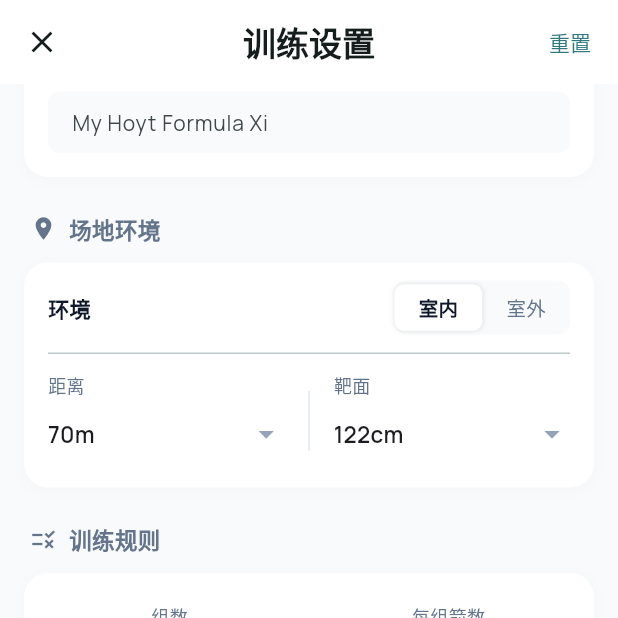
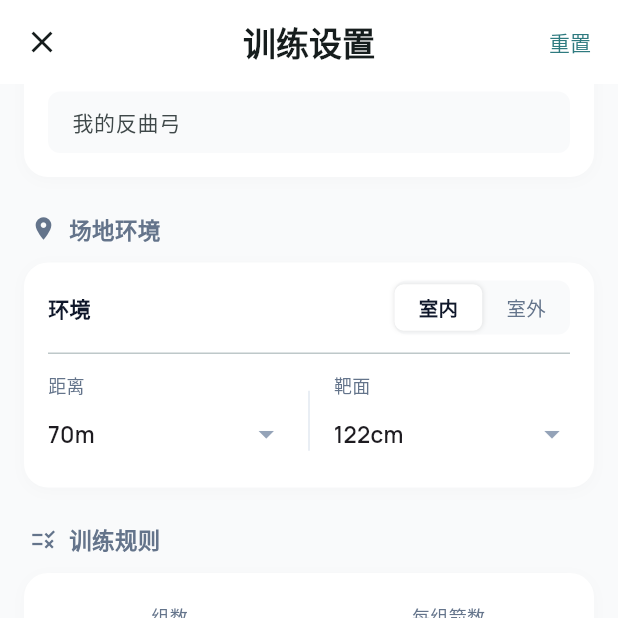
Before and after one commit to BinGess/archerypro, a Flutter app: the screen it shows after launch, item 2 of the bottom bar chosen, scrolled down 129 dp, after a tap on the "add" icon, on a phone screen of 412 x 824 dp, the top half of it. Run offline on Flutter 3.47's test engine with Material 3 defaults, Android fonts, the phone set to English and light mode, and no system bars; our stand-ins replace fl_chart, flutter_riverpod, google_fonts, hive, hive_flutter; accounts and stored records are empty.

Commit message:
将英文字符都换成中文的

```diff
--- a/lib/main.dart
+++ b/lib/main.dart
@@ -136,7 +136,25 @@
           elevation: 0,
           items: const [
             BottomNavigationBarItem(icon: Icon(Icons.history), label: '历史'),
-            BottomNavigationBarItem(icon: Icon(Icons.add_circle, size: 32), label: '添加'),
+            BottomNavigationBarItem(
+              icon: SizedBox(
+                width: 44,
+                height: 44,
+                child: DecoratedBox(
+                  decoration: BoxDecoration(color: AppColors.primary, shape: BoxShape.circle),
+                  child: Icon(Icons.add, color: Colors.white),
+                ),
+              ),
+              activeIcon: SizedBox(
+                width: 44,
+                height: 44,
+                child: DecoratedBox(
+                  decoration: BoxDecoration(color: AppColors.primary, shape: BoxShape.circle),
+                  child: Icon(Icons.add, color: Colors.white),
+                ),
+              ),
+              label: '添加',
+            ),
             BottomNavigationBarItem(icon: Icon(Icons.analytics_outlined), label: '统计'),
           ],
         ),
--- a/lib/screens/analysis_screen.dart
+++ b/lib/screens/analysis_screen.dart
@@ -279,7 +279,7 @@
             ),
             const SizedBox(height: 16),
             Text(
-              'Complete more training sessions to receive personalized AI insights',
+              '完成更多训练以获取个性化AI分析',
               style: TextStyle(fontSize: 13, color: Colors.grey.shade500),
               textAlign: TextAlign.center,
             ),
--- a/lib/screens/dashboard_screen.dart
+++ b/lib/screens/dashboard_screen.dart
@@ -241,6 +241,30 @@
     required int arrowCount,
     required VoidCallback onTap,
   }) {
+    // 处理日期显示，适应中文格式
+    String monthPart = '';
+    String dayPart = '';
+
+    if (date.contains('月')) {
+       final parts = date.split('月');
+       if (parts.length >= 2) {
+         monthPart = '${parts[0]}月';
+         dayPart = parts[1];
+       } else {
+         monthPart = date;
+       }
+    } else if (date.contains(' ')) {
+      final parts = date.split(' ');
+      if (parts.length >= 2) {
+        monthPart = parts[0];
+        dayPart = parts[1];
+      } else {
+        monthPart = date;
+      }
+    } else {
+      monthPart = date;
+    }
+
     return GestureDetector(
       onTap: onTap,
       child: ArcheryCard(
@@ -257,11 +281,11 @@
               child: Column(
                 children: [
                   Text(
-                    date.split(' ')[0], // MMM
+                    monthPart,
                     style: TextStyle(fontSize: 10, fontWeight: FontWeight.bold, color: isHighRecord ? AppColors.accentGold : Colors.grey.shade600),
                   ),
                   Text(
-                    date.split(' ')[1], // dd
+                    dayPart,
                     style: TextStyle(fontSize: 16, fontWeight: FontWeight.w900, color: isHighRecord ? AppColors.accentGold : AppColors.textSlate900),
                   ),
                 ],
@@ -329,6 +353,6 @@
 
 
   String _formatDate(DateTime date) {
-    return DateFormat('MMM dd').format(date).toUpperCase();
+    return DateFormat('MM月dd日').format(date);
   }
 }
--- a/lib/screens/details_screen.dart
+++ b/lib/screens/details_screen.dart
@@ -266,13 +266,13 @@
     final consistency = session.consistency;
 
     if (consistency > 90 && avgScore > 9) {
-      return 'Outstanding performance! Your consistency (${consistency.toStringAsFixed(1)}%) and accuracy are excellent. Consider increasing distance or trying outdoor conditions to challenge yourself further.';
+      return '表现出色！你的稳定性 (${consistency.toStringAsFixed(1)}%) 和精准度都非常棒。可以考虑增加距离或尝试室外环境来进一步挑战自己。';
     } else if (consistency > 85) {
-      return 'Excellent consistency at ${consistency.toStringAsFixed(1)}%. Your technique is solid. Focus on fine-tuning your aim to improve average score from ${avgScore.toStringAsFixed(1)} to 9.5+.';
+      return '稳定性极佳，达到了 ${consistency.toStringAsFixed(1)}%。你的技术很扎实。专注于微调瞄准，争取将平均分从 ${avgScore.toStringAsFixed(1)} 提升到 9.5 以上。';
     } else if (consistency < 70) {
-      return 'Your consistency (${consistency.toStringAsFixed(1)}%) shows room for improvement. Focus on maintaining consistent anchor point, release, and follow-through. Consider blank bale practice to refine form.';
+      return '稳定性 (${consistency.toStringAsFixed(1)}%) 还有提升空间。请专注于保持一致的靠位、撒放和后续动作。建议进行近距离光靶练习以优化动作。';
     } else {
-      return 'Good session with ${consistency.toStringAsFixed(1)}% consistency and ${avgScore.toStringAsFixed(1)} average score. Continue practicing form fundamentals and breathing control for better results.';
+      return '不错的训练，稳定性为 ${consistency.toStringAsFixed(1)}%，平均分为 ${avgScore.toStringAsFixed(1)}。继续练习基本动作和呼吸控制以取得更好成绩。';
     }
   }
 
--- a/lib/screens/session_setup_screen.dart
+++ b/lib/screens/session_setup_screen.dart
@@ -93,13 +93,13 @@
   String _getBowModelName(BowType type) {
     switch (type) {
       case BowType.recurve:
-        return 'My Hoyt Formula Xi';
+        return '我的反曲弓';
       case BowType.compound:
-        return 'My Compound Bow';
+        return '我的复合弓';
       case BowType.barebow:
-        return 'My Barebow';
+        return '我的光弓';
       case BowType.longbow:
-        return 'My Longbow';
+        return '我的长弓';
     }
   }
 
--- a/lib/services/analytics_service.dart
+++ b/lib/services/analytics_service.dart
@@ -255,28 +255,28 @@
     String tendency = '';
     if (centerX.abs() > 0.15 || centerY.abs() > 0.15) {
       if (centerX < -0.15 && centerY < -0.15) {
-        tendency = 'low-left';
+        tendency = '左下';
       } else if (centerX > 0.15 && centerY < -0.15) {
-        tendency = 'low-right';
+        tendency = '右下';
       } else if (centerX < -0.15 && centerY > 0.15) {
-        tendency = 'high-left';
+        tendency = '左上';
       } else if (centerX > 0.15 && centerY > 0.15) {
-        tendency = 'high-right';
+        tendency = '右上';
       } else if (centerY < -0.15) {
-        tendency = 'low';
+        tendency = '偏下';
       } else if (centerY > 0.15) {
-        tendency = 'high';
+        tendency = '偏上';
       } else if (centerX < -0.15) {
-        tendency = 'left';
+        tendency = '偏左';
       } else if (centerX > 0.15) {
-        tendency = 'right';
+        tendency = '偏右';
       }
 
       if (tendency.isNotEmpty) {
         return AIInsight.drill(
           id: _uuid.v4(),
-          title: 'Grouping Tendency: $tendency',
-          description: 'Your shots are grouping $tendency of center. Practice blank bale drills focusing on alignment and release.',
+          title: '分组倾向：$tendency',
+          description: '你的箭组倾向于靶心$tendency方。请练习光靶，专注于对齐和撒放。',
           priority: 4,
         );
       }
--- a/lib/utils/constants.dart
+++ b/lib/utils/constants.dart
@@ -23,10 +23,10 @@
 const int kDefaultWeeklyGoal = 750; // arrows per week
 
 // Time Periods for Analysis
-const String kPeriod7Days = '7D';
-const String kPeriod1Month = '1M';
-const String kPeriod3Months = '3M';
-const String kPeriodAll = 'ALL';
+const String kPeriod7Days = '7天';
+const String kPeriod1Month = '1个月';
+const String kPeriod3Months = '3个月';
+const String kPeriodAll = '全部';
 
 const List<String> kAnalysisPeriods = [
   kPeriod7Days,
@@ -68,8 +68,8 @@
 };
 
 // Date Format Patterns
-const String kDateFormatShort = 'MMM dd'; // Oct 24
-const String kDateFormatLong = 'yyyy MMM dd'; // 2023 Oct 24
+const String kDateFormatShort = 'MM月dd日'; // 10月24日
+const String kDateFormatLong = 'yyyy年MM月dd日'; // 2023年10月24日
 const String kDateFormatFull = 'yyyy-MM-dd HH:mm'; // 2023-10-24 14:30
 
 // Session Defaults
```
Also changed, not shown: 22 other files.
